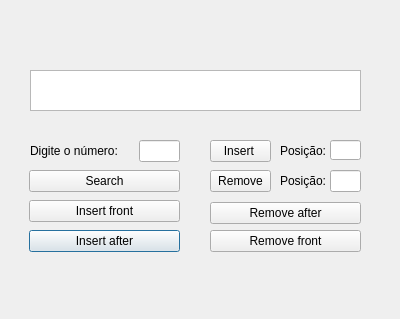
This is windowlista.ui in artcurty/GedQT as Qt 5 draws it before an edit. The edited form follows.
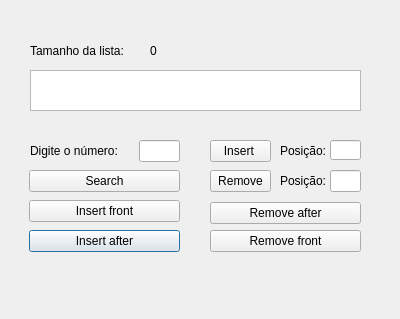
This is the edited form.

Diff of the .ui file:
```diff
--- a/windowlista.ui
+++ b/windowlista.ui
@@ -182,6 +182,38 @@
      <height>41</height>
     </rect>
    </property>
+   <property name="movement">
+    <enum>QListView::Static</enum>
+   </property>
+   <property name="flow">
+    <enum>QListView::LeftToRight</enum>
+   </property>
+  </widget>
+  <widget class="QLabel" name="label_2">
+   <property name="geometry">
+    <rect>
+     <x>30</x>
+     <y>40</y>
+     <width>111</width>
+     <height>21</height>
+    </rect>
+   </property>
+   <property name="text">
+    <string>Tamanho da lista:</string>
+   </property>
+  </widget>
+  <widget class="QLabel" name="retTamanho">
+   <property name="geometry">
+    <rect>
+     <x>150</x>
+     <y>40</y>
+     <width>59</width>
+     <height>21</height>
+    </rect>
+   </property>
+   <property name="text">
+    <string>0</string>
+   </property>
   </widget>
   <zorder>insertAfter</zorder>
   <zorder>pushButton_2</zorder>
```
Left out of the diff: 3 changed lines with no effect on the pictures.
